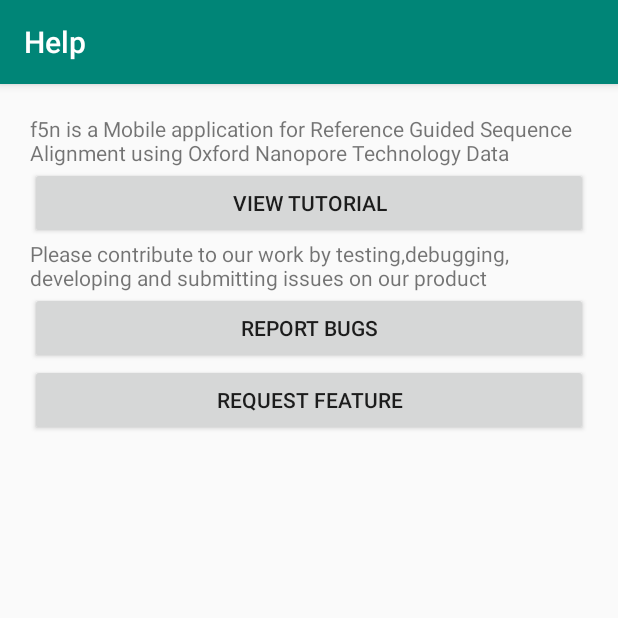
After one commit to SanojPunchihewa/f5n, an Android app: the HelpActivity screen opened directly, with no data from a screen before it, on a phone screen of 412 x 824 dp, the top half of it. The commit adds this screen. Run offline under Robolectric (Android 15) with nearby library versions, the phone set to English and light mode, and no system bars.

Commit message:
Add Help Activity

```diff
--- a/app/src/main/AndroidManifest.xml
+++ b/app/src/main/AndroidManifest.xml
@@ -28,6 +28,9 @@
         <activity android:name=".activity.DownloadActivity" />
         <activity android:name=".activity.MinITActivity" />
         <activity android:name=".activity.TerminalActivity" />
+        <activity
+            android:name=".activity.HelpActivity"
+            android:label="Help" />
     </application>
 
 </manifest>
--- /dev/null
+++ b/app/src/main/java/com/mobilegenomics/f5n/activity/HelpActivity.java
@@ -0,0 +1,72 @@
+package com.mobilegenomics.f5n.activity;
+
+import android.content.Intent;
+import android.net.Uri;
+import android.os.Bundle;
+import android.view.View;
+import android.view.View.OnClickListener;
+import android.widget.Button;
+import android.widget.LinearLayout;
+import android.widget.TextView;
+import androidx.annotation.Nullable;
+import androidx.appcompat.app.AppCompatActivity;
+import com.mobilegenomics.f5n.R;
+
+public class HelpActivity extends AppCompatActivity {
+
+    LinearLayout linearLayout;
+
+    @Override
+    protected void onCreate(@Nullable final Bundle savedInstanceState) {
+        super.onCreate(savedInstanceState);
+        setContentView(R.layout.layout_vertical);
+
+        linearLayout = findViewById(R.id.vertical_linear_layout);
+
+        TextView txtIntro = new TextView(this);
+        txtIntro.setText(
+                "f5n is a Mobile application for Reference Guided Sequence Alignment using Oxford Nanopore Technology Data");
+        linearLayout.addView(txtIntro);
+
+        Button btnTutorial = new Button(this);
+        btnTutorial.setText("View Tutorial");
+        btnTutorial.setOnClickListener(new OnClickListener() {
+            @Override
+            public void onClick(final View v) {
+                startActivity(new Intent(HelpActivity.this, TutorialActivity.class));
+            }
+        });
+        linearLayout.addView(btnTutorial);
+
+        TextView txtContribute = new TextView(this);
+        txtContribute.setText(
+                "Please contribute to our work by testing,debugging, developing and submitting issues on our product");
+        linearLayout.addView(txtContribute);
+
+        Button btnReport = new Button(this);
+        btnReport.setText("Report Bugs");
+        btnReport.setOnClickListener(new OnClickListener() {
+            @Override
+            public void onClick(final View v) {
+                Uri web = Uri
+                        .parse("https://github.com/SanojPunchihewa/f5n/issues/new?assignees=&labels=bug&template=bug_report.md&title=");
+                Intent website = new Intent(Intent.ACTION_VIEW, web);
+                startActivity(website);
+            }
+        });
+        linearLayout.addView(btnReport);
+
+        Button btnRequestFeature = new Button(this);
+        btnRequestFeature.setText("Request Feature");
+        btnRequestFeature.setOnClickListener(new OnClickListener() {
+            @Override
+            public void onClick(final View v) {
+                Uri web = Uri
+                        .parse("https://github.com/SanojPunchihewa/f5n/issues/new?assignees=&labels=Feature+Request&template=feature_request.md&title=");
+                Intent website = new Intent(Intent.ACTION_VIEW, web);
+                startActivity(website);
+            }
+        });
+        linearLayout.addView(btnRequestFeature);
+    }
+}
```
Also changed, not shown: app/src/main/java/com/mobilegenomics/f5n/activity/MainActivity.java (+18 -2 lines).
